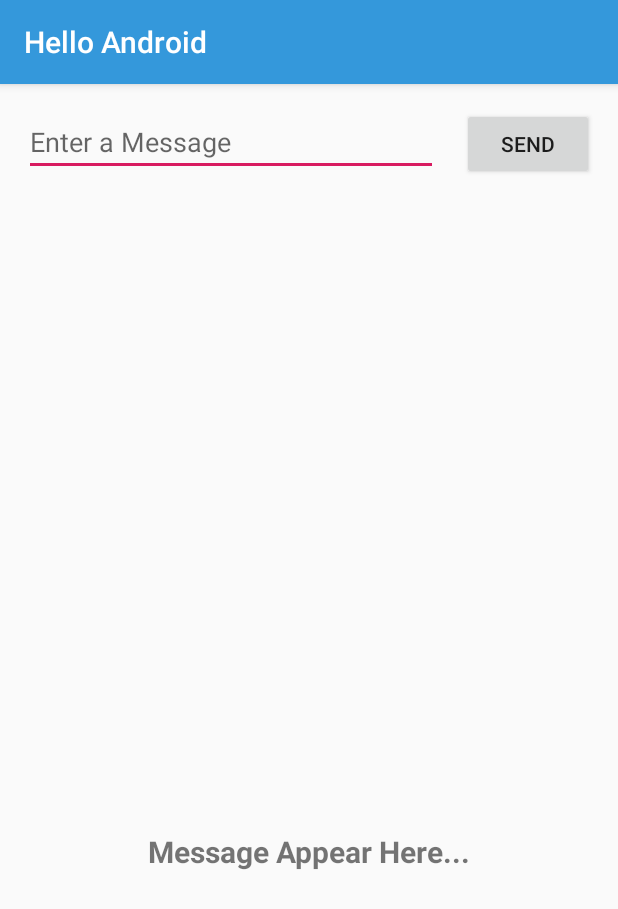
After one commit to rizqyfahmi/HelloAndroid, an Android app: the MainFragmentActivityComunication screen opened directly, with no data from a screen before it, on a phone screen of 412 x 824 dp. The commit adds this screen. Shown: the top 909 px of the screen. Run offline under Robolectric (Android 15) with nearby library versions, the phone set to English and light mode, and no system bars.

Commit message:
Make communication between fragment and activity

```diff
--- a/app/src/main/AndroidManifest.xml
+++ b/app/src/main/AndroidManifest.xml
@@ -31,7 +31,8 @@
                 android:value=".MainActivity" />
         </activity>
         <activity android:name=".MainFragmentActivity" />
-        <activity android:name=".MainFragmentRuntimeActivity"></activity>
+        <activity android:name=".MainFragmentRuntimeActivity" />
+        <activity android:name=".MainFragmentActivityComunication"></activity>
     </application>
 
 </manifest>
--- a/app/src/main/java/com/rizqyfahmi/helloandroid/MainActivity.java
+++ b/app/src/main/java/com/rizqyfahmi/helloandroid/MainActivity.java
@@ -33,4 +33,9 @@ public class MainActivity extends AppCompatActivity {
         Intent intent = new Intent(this, MainFragmentRuntimeActivity.class);
         startActivity(intent);
     }
+
+    public void gotToFragmentActivityCommunication(View view){
+        Intent intent = new Intent(this, MainFragmentActivityComunication.class);
+        startActivity(intent);
+    }
 }
--- /dev/null
+++ b/app/src/main/java/com/rizqyfahmi/helloandroid/MainFragmentActivityComunication.java
@@ -0,0 +1,34 @@
+package com.rizqyfahmi.helloandroid;
+
+import android.support.v4.app.FragmentTransaction;
+import android.support.v7.app.AppCompatActivity;
+import android.os.Bundle;
+import android.widget.TextView;
+
+public class MainFragmentActivityComunication extends AppCompatActivity implements MessageFragment.onMessageReadListener {
+
+    private TextView textView;
+
+    @Override
+    protected void onCreate(Bundle savedInstanceState) {
+        super.onCreate(savedInstanceState);
+        setContentView(R.layout.activity_main_fragment_comunication);
+
+        if (findViewById(R.id.fragment_comunication_container) != null){
+
+            if (savedInstanceState != null){
+                return;
+            }
+
+            MessageFragment messageFragment = new MessageFragment();
+            FragmentTransaction fragmentTransaction = getSupportFragmentManager().beginTransaction().add(R.id.fragment_comunication_container, messageFragment, null);
+            fragmentTransaction.commit();
+        }
+    }
+
+    @Override
+    public void onMessageRead(String message) {
+        textView = findViewById(R.id.text_display_message_fragment_comunication);
+        textView.setText(message);
+    }
+}
--- /dev/null
+++ b/app/src/main/java/com/rizqyfahmi/helloandroid/MessageFragment.java
@@ -0,0 +1,64 @@
+package com.rizqyfahmi.helloandroid;
+
+
+import android.app.Activity;
+import android.content.Context;
+import android.os.Bundle;
+import android.support.v4.app.Fragment;
+import android.view.LayoutInflater;
+import android.view.View;
+import android.view.ViewGroup;
+import android.widget.Button;
+import android.widget.EditText;
+
+
+/**
+ * A simple {@link Fragment} subclass.
+ */
+public class MessageFragment extends Fragment {
+
+    private EditText editText;
+    private Button button;
+    private onMessageReadListener messageReadListener;
+
+    public MessageFragment() {
+        // Required empty public constructor
+    }
+
+    public interface onMessageReadListener {
+        public void onMessageRead(String message);
+    }
+
+    @Override
+    public View onCreateView(LayoutInflater inflater, ViewGroup container,
+                             Bundle savedInstanceState) {
+        // Inflate the layout for this fragment
+        View view = inflater.inflate(R.layout.fragment_message, container, false);
+        editText = view.findViewById(R.id.text_message_fragment_comunication);
+        button = view.findViewById(R.id.button_message_fragment_comunication);
+        button.setOnClickListener(new View.OnClickListener(){
+            @Override
+            public void onClick(View v) {
+                String message = editText.getText().toString();
+                messageReadListener.onMessageRead(message);
+            }
+        });
+//        System.out.println("On Create View");
+        return view;
+    }
+
+    @Override
+    public void onAttach(Context context) {
+        super.onAttach(context);
+
+        Activity activity = (Activity) context;
+
+        try {
+            messageReadListener = (onMessageReadListener) activity;
+        } catch (ClassCastException e){
+            throw new ClassCastException(activity.toString() +" must override onMessageRead");
+        }
+
+//        System.out.println("On Attach");
+    }
+}
--- a/app/src/main/res/layout/activity_main.xml
+++ b/app/src/main/res/layout/activity_main.xml
@@ -59,4 +59,17 @@
         app:layout_constraintEnd_toEndOf="parent"
         app:layout_constraintStart_toStartOf="parent"
         app:layout_constraintTop_toBottomOf="@+id/button3" />
+
+    <Button
+        android:id="@+id/button6"
+        android:layout_width="0dp"
+        android:layout_height="wrap_content"
+        android:layout_marginStart="16dp"
+        android:layout_marginTop="16dp"
+        android:layout_marginEnd="16dp"
+        android:onClick="gotToFragmentActivityCommunication"
+        android:text="Go to Frag Activity Communication"
+        app:layout_constraintEnd_toEndOf="parent"
+        app:layout_constraintStart_toStartOf="parent"
+        app:layout_constraintTop_toBottomOf="@+id/button4" />
 </android.support.constraint.ConstraintLayout>
--- /dev/null
+++ b/app/src/main/res/layout/activity_main_fragment_comunication.xml
@@ -0,0 +1,38 @@
+<?xml version="1.0" encoding="utf-8"?>
+<LinearLayout
+    xmlns:android="http://schemas.android.com/apk/res/android"
+    xmlns:app="http://schemas.android.com/apk/res-auto"
+    xmlns:tools="http://schemas.android.com/tools"
+    android:layout_width="match_parent"
+    android:layout_height="match_parent"
+    android:orientation="vertical"
+    tools:context=".MainFragmentActivityComunication">
+
+    <FrameLayout
+        android:layout_width="match_parent"
+        android:layout_height="0dp"
+        android:layout_weight="1"
+        android:id="@+id/fragment_comunication_container"/>
+    <FrameLayout
+        android:layout_width="match_parent"
+        android:layout_height="0dp"
+        android:layout_weight="2"
+        android:id="@+id/activity_frame">
+
+        <RelativeLayout
+            android:layout_width="match_parent"
+            android:layout_height="match_parent">
+
+            <TextView
+                android:layout_width="match_parent"
+                android:layout_height="wrap_content"
+                android:text="Message Appear Here..."
+                android:textSize="20dp"
+                android:textStyle="bold"
+                android:gravity="center"
+                android:id="@+id/text_display_message_fragment_comunication"
+                android:layout_centerInParent="true"/>
+        </RelativeLayout>
+    </FrameLayout>
+
+</LinearLayout>
--- /dev/null
+++ b/app/src/main/res/layout/fragment_message.xml
@@ -0,0 +1,34 @@
+<?xml version="1.0" encoding="utf-8"?>
+<android.support.constraint.ConstraintLayout xmlns:android="http://schemas.android.com/apk/res/android"
+    xmlns:app="http://schemas.android.com/apk/res-auto"
+    xmlns:tools="http://schemas.android.com/tools"
+    android:layout_width="match_parent"
+    android:layout_height="wrap_content"
+    tools:context=".MessageFragment">
+
+    <EditText
+        android:id="@+id/text_message_fragment_comunication"
+        android:layout_width="0dp"
+        android:layout_height="wrap_content"
+        android:layout_marginStart="16dp"
+        android:layout_marginTop="16dp"
+        android:layout_marginEnd="16dp"
+        android:layout_marginBottom="16dp"
+        android:ems="10"
+        android:hint="Enter a Message"
+        android:inputType="textPersonName"
+        app:layout_constraintBottom_toBottomOf="parent"
+        app:layout_constraintEnd_toStartOf="@+id/button_message_fragment_comunication"
+        app:layout_constraintStart_toStartOf="parent"
+        app:layout_constraintTop_toTopOf="parent" />
+
+    <Button
+        android:id="@+id/button_message_fragment_comunication"
+        android:layout_width="wrap_content"
+        android:layout_height="wrap_content"
+        android:layout_marginEnd="16dp"
+        android:text="Send"
+        app:layout_constraintBaseline_toBaselineOf="@+id/text_message_fragment_comunication"
+        app:layout_constraintEnd_toEndOf="parent"
+        />
+</android.support.constraint.ConstraintLayout>
```
